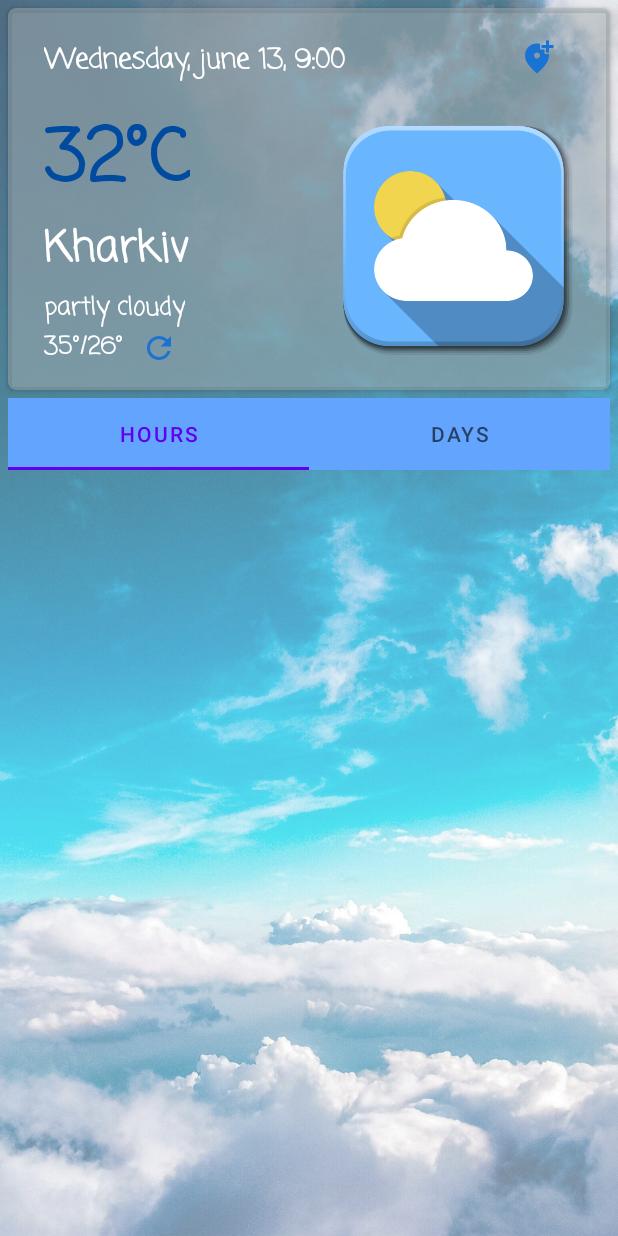
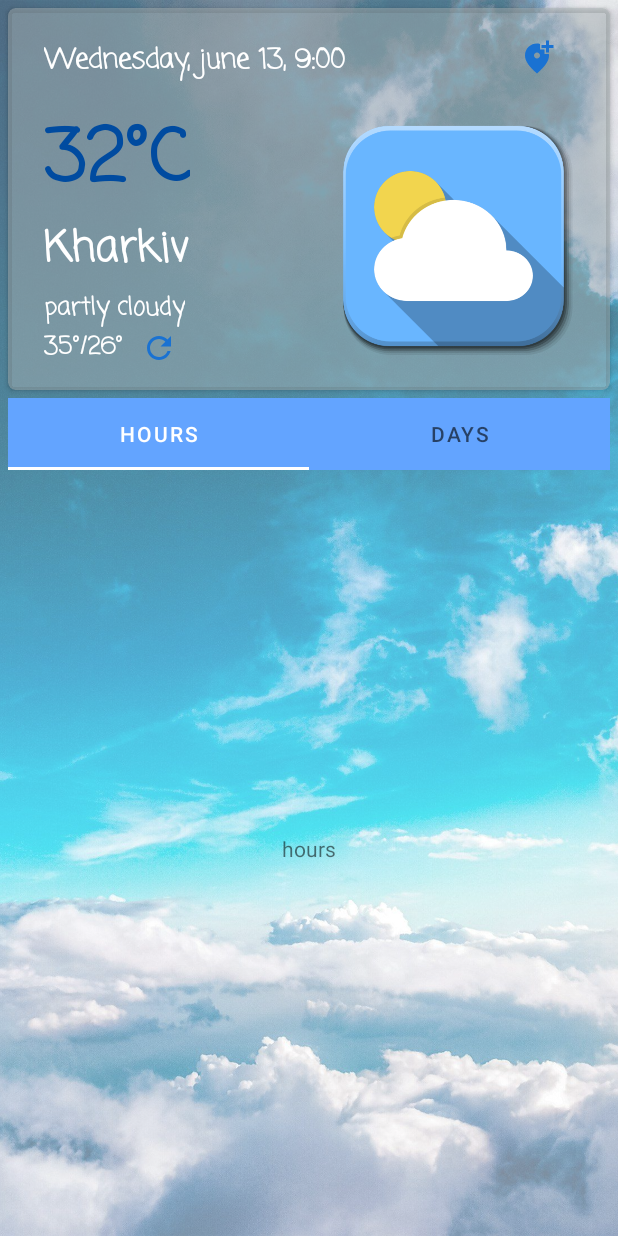
Before and after one commit to revakovsky/Weather-Forecast, an Android app: the screen it shows after launch (MainActivity), on a phone screen of 412 x 824 dp. Run offline under Robolectric (Android 15) with nearby library versions, the phone set to English and light mode, and no system bars; our stand-ins replace Volley.

Commit message:
add fragments slides with TabsLayout and ViewPager2

```diff
--- /dev/null
+++ b/app/src/main/java/com/example/weatherforcast/adapters/MyViewPagerAdapter.kt
@@ -0,0 +1,17 @@
+package com.example.weatherforcast.adapters
+
+import androidx.fragment.app.Fragment
+import androidx.fragment.app.FragmentActivity
+import androidx.viewpager2.adapter.FragmentStateAdapter
+
+class MyViewPagerAdapter(fragmentActivity: FragmentActivity,
+                         private val listOfFragments: List<Fragment>) : FragmentStateAdapter(fragmentActivity) {
+
+    override fun getItemCount(): Int {
+        return listOfFragments.size
+    }
+
+    override fun createFragment(position: Int): Fragment {
+        return listOfFragments[position]
+    }
+}
--- /dev/null
+++ b/app/src/main/java/com/example/weatherforcast/fragments/DaysFragment.kt
@@ -0,0 +1,24 @@
+package com.example.weatherforcast.fragments
+
+import android.os.Bundle
+import androidx.fragment.app.Fragment
+import android.view.LayoutInflater
+import android.view.View
+import android.view.ViewGroup
+import com.example.weatherforcast.R
+
+class DaysFragment : Fragment() {
+
+    override fun onCreateView(
+        inflater: LayoutInflater, container: ViewGroup?,
+        savedInstanceState: Bundle?
+    ): View? {
+        // Inflate the layout for this fragment
+        return inflater.inflate(R.layout.fragment_days, container, false)
+    }
+
+    companion object {
+        @JvmStatic
+        fun newInstance() = DaysFragment()
+    }
+}
--- /dev/null
+++ b/app/src/main/java/com/example/weatherforcast/fragments/HoursFragment.kt
@@ -0,0 +1,24 @@
+package com.example.weatherforcast.fragments
+
+import android.os.Bundle
+import androidx.fragment.app.Fragment
+import android.view.LayoutInflater
+import android.view.View
+import android.view.ViewGroup
+import com.example.weatherforcast.R
+
+class HoursFragment : Fragment() {
+
+    override fun onCreateView(
+        inflater: LayoutInflater, container: ViewGroup?,
+        savedInstanceState: Bundle?
+    ): View? {
+        // Inflate the layout for this fragment
+        return inflater.inflate(R.layout.fragment_hours, container, false)
+    }
+
+    companion object {
+        @JvmStatic
+        fun newInstance() = HoursFragment()
+    }
+}
--- a/app/src/main/java/com/example/weatherforcast/fragments/MainFragment.kt
+++ b/app/src/main/java/com/example/weatherforcast/fragments/MainFragment.kt
@@ -9,11 +9,18 @@ import android.widget.Toast
 import androidx.activity.result.ActivityResultLauncher
 import androidx.activity.result.contract.ActivityResultContracts
 import androidx.fragment.app.Fragment
+import androidx.fragment.app.FragmentActivity
+import com.example.weatherforcast.adapters.MyViewPagerAdapter
 import com.example.weatherforcast.databinding.FragmentMainBinding
+import com.google.android.material.tabs.TabLayoutMediator
 
 class MainFragment : Fragment() {
     private lateinit var binding: FragmentMainBinding
+
     private lateinit var permissionLauncher: ActivityResultLauncher<String>
+
+    private val listOfFragments = listOf(HoursFragment.newInstance(), DaysFragment.newInstance())
+    private val listOfTabsNames = listOf("hours", "days")
 
     override fun onCreateView(
         inflater: LayoutInflater, container: ViewGroup?,
@@ -26,6 +33,15 @@ class MainFragment : Fragment() {
     override fun onViewCreated(view: View, savedInstanceState: Bundle?) {
         super.onViewCreated(view, savedInstanceState)
         checkPermission()
+        initTabs()
+    }
+
+    fun initTabs() = with(binding) {
+        val adapterViewPager = MyViewPagerAdapter(activity as FragmentActivity, listOfFragments)
+        viewPager.adapter = adapterViewPager
+        TabLayoutMediator(tabs, viewPager) {
+            tab, position -> tab.text = listOfTabsNames[position].toString()
+        }.attach()
     }
 
     private fun permissionListener() {
--- /dev/null
+++ b/app/src/main/res/layout/fragment_days.xml
@@ -0,0 +1,15 @@
+<?xml version="1.0" encoding="utf-8"?>
+<FrameLayout xmlns:android="http://schemas.android.com/apk/res/android"
+    xmlns:tools="http://schemas.android.com/tools"
+    android:layout_width="match_parent"
+    android:layout_height="match_parent"
+    tools:context=".fragments.DaysFragment">
+
+    <TextView
+        android:layout_width="match_parent"
+        android:layout_height="match_parent"
+        android:text="@string/days"
+        android:gravity="center"
+        />
+
+</FrameLayout>
--- /dev/null
+++ b/app/src/main/res/layout/fragment_hours.xml
@@ -0,0 +1,15 @@
+<?xml version="1.0" encoding="utf-8"?>
+<FrameLayout xmlns:android="http://schemas.android.com/apk/res/android"
+    xmlns:tools="http://schemas.android.com/tools"
+    android:layout_width="match_parent"
+    android:layout_height="match_parent"
+    tools:context=".fragments.HoursFragment">
+
+    <TextView
+        android:layout_width="match_parent"
+        android:layout_height="match_parent"
+        android:text="@string/hours"
+        android:gravity="center"
+        />
+
+</FrameLayout>
--- a/app/src/main/res/values/themes.xml
+++ b/app/src/main/res/values/themes.xml
@@ -2,8 +2,8 @@
     <!-- Base application theme. -->
     <style name="Theme.WeatherForcast" parent="Theme.MaterialComponents.DayNight.DarkActionBar">
         <!-- Primary brand color. -->
-        <item name="colorPrimary">@color/purple_500</item>
-        <item name="colorPrimaryVariant">@color/purple_700</item>
+        <item name="colorPrimary">@color/white</item>
+        <item name="colorPrimaryVariant">@color/main</item>
         <item name="colorOnPrimary">@color/white</item>
         <!-- Secondary brand color. -->
         <item name="colorSecondary">@color/teal_200</item>
```
Also changed, not shown: app/src/main/java/com/example/weatherforcast/fragments/ExtensionFunctions.kt (renamed from app/src/main/java/com/example/weatherforcast/fragments/Extension.kt).
